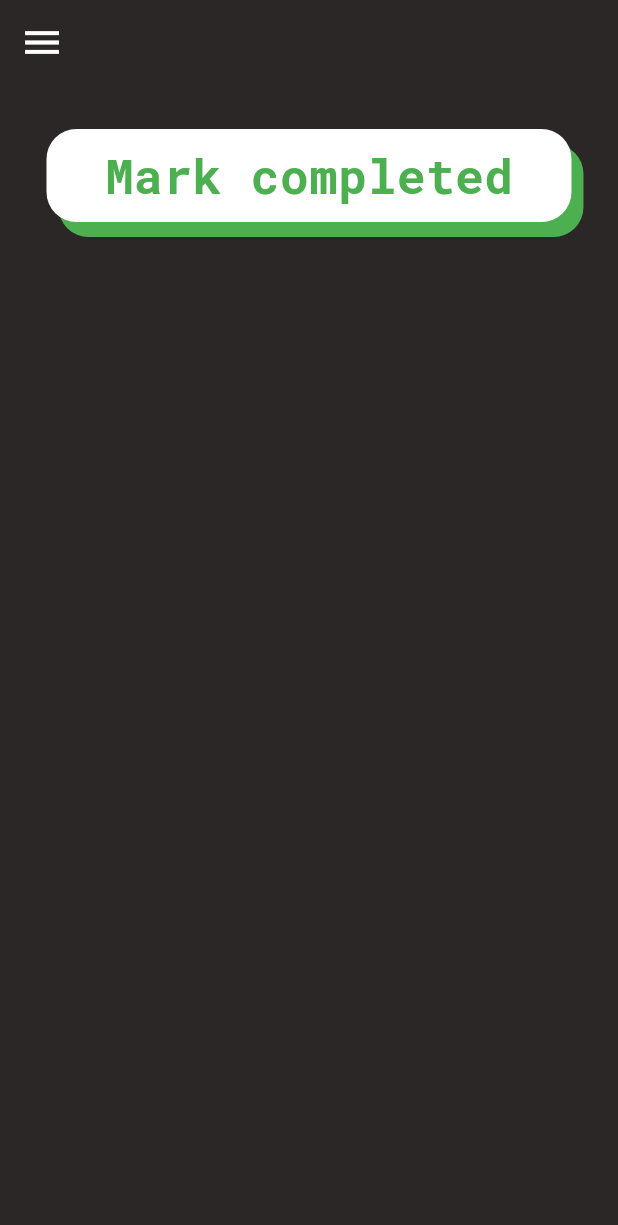
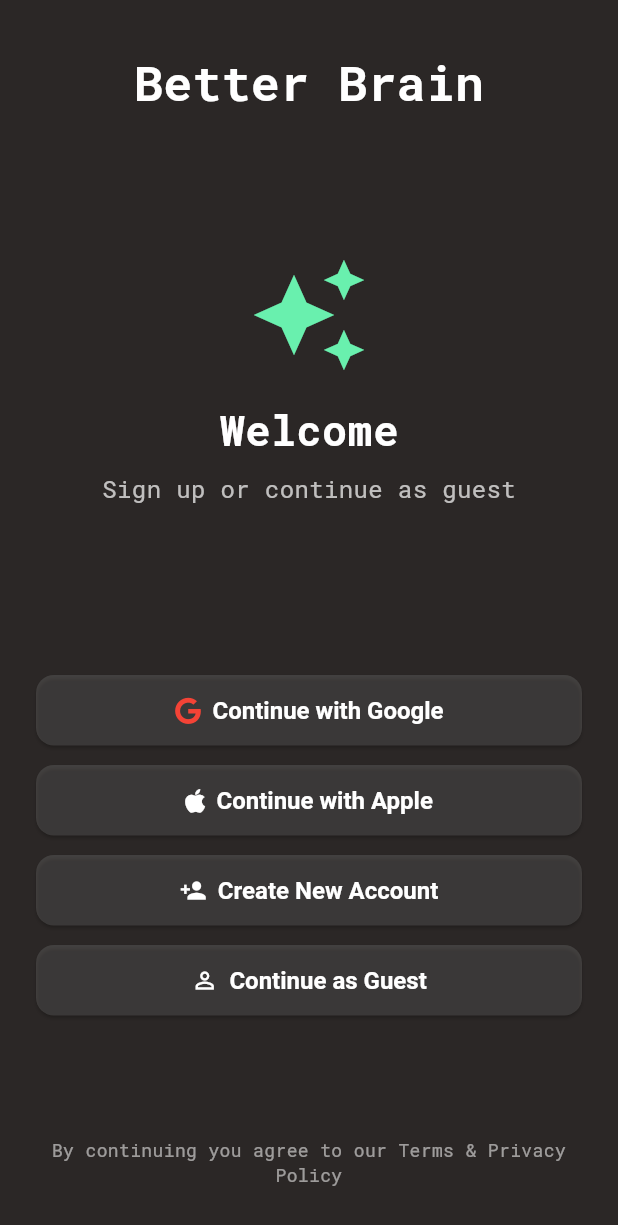
Before and after one commit to temevh/betterbrain, a Flutter app: the screen it shows after launch, on a phone screen of 412 x 824 dp. Shown: the top 1225 px of the screen. Run offline on Flutter 3.47's test engine with Material 3 defaults, Android fonts, the phone set to English and light mode, and no system bars; our stand-ins replace cloud_firestore, firebase_core, font_awesome_flutter, table_calendar; accounts and stored records are empty; generated files the repository leaves out were written again.

Commit message:
basic start screen

```diff
--- a/lib/main.dart
+++ b/lib/main.dart
@@ -1,7 +1,7 @@
+import 'package:firebase_core/firebase_core.dart';
+import 'firebase_options.dart';
 import 'package:flutter/material.dart';
 import 'routes.dart';
-import 'package:firebase_core/firebase_core.dart';
-import 'firebase_options.dart'; // generated by FlutterFire CLI
 
 void main() async {
   WidgetsFlutterBinding.ensureInitialized();
@@ -11,6 +11,8 @@ void main() async {
 
 class MyApp extends StatelessWidget {
   const MyApp({super.key});
+
+  final bool isBoarded = false;
 
   @override
   Widget build(BuildContext context) {
@@ -34,7 +36,7 @@ class MyApp extends StatelessWidget {
         ),
       ),
       debugShowCheckedModeBanner: false,
-      initialRoute: '/',
+      initialRoute: isBoarded == false ? '/start' : '/',
       routes: appRoutes,
     );
   }
--- a/lib/routes.dart
+++ b/lib/routes.dart
@@ -2,9 +2,11 @@ import 'package:flutter/material.dart';
 import 'screens/success_screen.dart';
 import 'screens/main_screen.dart';
 import 'screens/calendar_screen.dart';
+import 'screens/start_screen.dart';
 
 final Map<String, WidgetBuilder> appRoutes = {
   '/': (context) => const MainScreen(),
   '/success': (context) => const SuccessScreen(),
   '/calendar': (context) => const CalendarScreen(),
+  '/start': (context) => const StartScreen(),
 };
--- /dev/null
+++ b/lib/screens/start_screen.dart
@@ -0,0 +1,129 @@
+import 'package:flutter/material.dart';
+import 'package:font_awesome_flutter/font_awesome_flutter.dart';
+
+class StartScreen extends StatefulWidget {
+  const StartScreen({super.key});
+
+  @override
+  State<StartScreen> createState() => _StartScreenState();
+}
+
+class _StartScreenState extends State<StartScreen> {
+  @override
+  Widget build(BuildContext context) {
+    return Scaffold(
+      backgroundColor: const Color(0xFF2B2726),
+      body: SafeArea(
+        child: Padding(
+          padding: const EdgeInsets.symmetric(horizontal: 24, vertical: 32),
+          child: Column(
+            crossAxisAlignment: CrossAxisAlignment.center,
+            children: [
+              // App Title
+              Text(
+                "Better Brain",
+                style: const TextStyle(
+                  fontSize: 32,
+                  fontWeight: FontWeight.bold,
+                  color: Colors.white,
+                ),
+              ),
+              const SizedBox(height: 12),
+
+              // Logo + Welcome
+              Column(
+                children: const [
+                  SizedBox(height: 80),
+                  Icon(Icons.auto_awesome, size: 80, color: Colors.greenAccent),
+                  SizedBox(height: 16),
+                  Text(
+                    "Welcome",
+                    style: TextStyle(
+                      fontSize: 28,
+                      fontWeight: FontWeight.bold,
+                      color: Colors.white,
+                    ),
+                  ),
+                  SizedBox(height: 8),
+                  Text(
+                    "Sign up or continue as guest",
+                    style: TextStyle(fontSize: 16, color: Colors.white70),
+                  ),
+                ],
+              ),
+              const SizedBox(height: 32),
+
+              // Buttons
+              Expanded(
+                child: Column(
+                  mainAxisAlignment: MainAxisAlignment.center,
+                  crossAxisAlignment: CrossAxisAlignment.stretch,
+                  children: [
+                    _buildAuthButton(
+                      label: "Continue with Google",
+                      icon: const FaIcon(
+                        FontAwesomeIcons.google,
+                        color: Colors.red,
+                      ),
+                      onPressed: () {},
+                    ),
+                    const SizedBox(height: 12),
+                    _buildAuthButton(
+                      label: "Continue with Apple",
+                      icon: const FaIcon(
+                        FontAwesomeIcons.apple,
+                        color: Colors.white,
+                      ),
+                      onPressed: () {},
+                    ),
+                    const SizedBox(height: 12),
+                    _buildAuthButton(
+                      label: "Create New Account",
+                      icon: const Icon(Icons.person_add, color: Colors.white),
+                      onPressed: () {},
+                    ),
+                    const SizedBox(height: 12),
+                    _buildAuthButton(
+                      label: "Continue as Guest",
+                      icon: const Icon(
+                        Icons.person_outline,
+                        color: Colors.white,
+                      ),
+                      onPressed: () {},
+                    ),
+                  ],
+                ),
+              ),
+
+              // Footer
+              const Text(
+                "By continuing you agree to our Terms & Privacy Policy",
+                textAlign: TextAlign.center,
+                style: TextStyle(fontSize: 12, color: Colors.white54),
+              ),
+            ],
+          ),
+        ),
+      ),
+    );
+  }
+
+  Widget _buildAuthButton({
+    required String label,
+    required Widget icon,
+    required VoidCallback onPressed,
+  }) {
+    return ElevatedButton.icon(
+      onPressed: onPressed,
+      icon: icon,
+      label: Text(label),
+      style: ElevatedButton.styleFrom(
+        padding: const EdgeInsets.symmetric(vertical: 14),
+        textStyle: const TextStyle(fontSize: 16, fontWeight: FontWeight.w600),
+        backgroundColor: Colors.white12,
+        foregroundColor: Colors.white,
+        shape: RoundedRectangleBorder(borderRadius: BorderRadius.circular(12)),
+      ),
+    );
+  }
+}
--- a/pubspec.yaml
+++ b/pubspec.yaml
@@ -14,6 +14,7 @@ dependencies:
   table_calendar: ^3.2.0
   firebase_core: ^4.0.0
   cloud_firestore: ^6.0.0
+  font_awesome_flutter: ^10.9.0
 
 dev_dependencies:
   flutter_test:
```
Also changed, not shown: lib/widgets/event_card.dart (added), pubspec.lock.
